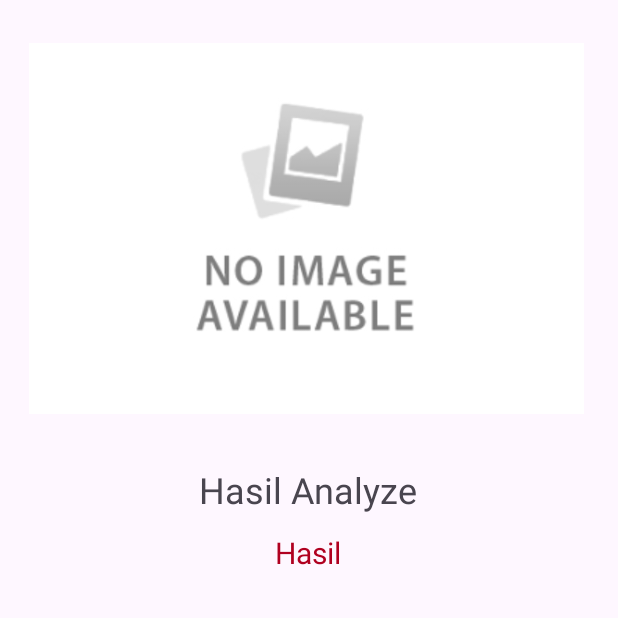
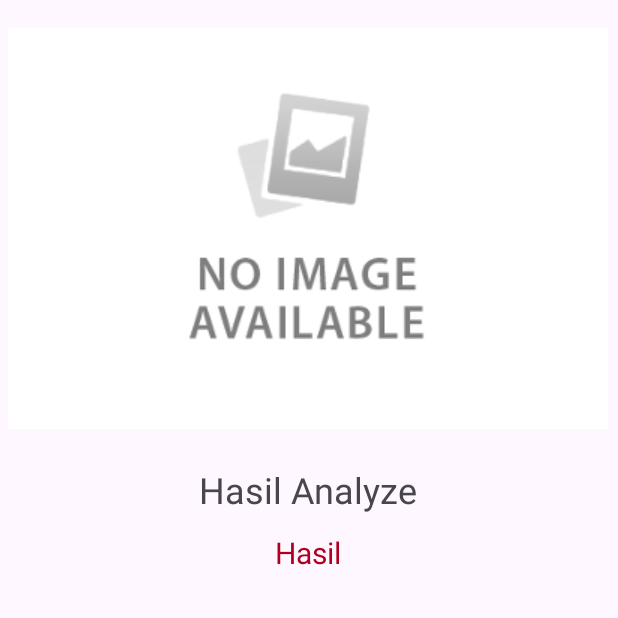
Before and after one commit to Iksan273/Capstone-MeatU, an Android app: the PredictActivity screen opened directly, with no data from a screen before it, on a phone screen of 412 x 824 dp, the top half of it. Run offline under Robolectric (Android 15) with nearby library versions, the phone set to English and light mode, and no system bars; pictures from the network do not load; 2 statements that could not run were skipped.

Commit message:
update gambar gepeng

```diff
--- a/app/src/main/res/layout/activity_predict.xml
+++ b/app/src/main/res/layout/activity_predict.xml
@@ -12,9 +12,9 @@
 
         <ImageView
             android:id="@+id/imageView2"
-            android:layout_width="370dp"
+            android:layout_width="wrap_content"
             android:layout_height="wrap_content"
-            android:scaleType="fitCenter"
+            android:scaleType="centerInside"
             android:src="@drawable/noimages"
             app:layout_constraintBottom_toBottomOf="parent"
             app:layout_constraintEnd_toEndOf="parent"
--- a/app/src/main/res/layout/fragment_scan.xml
+++ b/app/src/main/res/layout/fragment_scan.xml
@@ -16,7 +16,7 @@
             android:id="@+id/imageView"
             android:layout_width="wrap_content"
             android:layout_height="wrap_content"
-            android:scaleType="fitCenter"
+            android:scaleType="centerInside"
             android:src="@drawable/noimages"
             app:layout_constraintBottom_toBottomOf="parent"
             app:layout_constraintEnd_toEndOf="parent"
```
